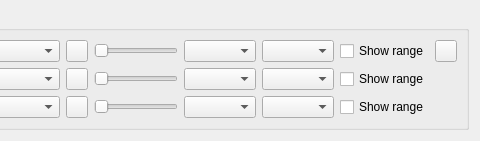
This is src/SettingsWidget.ui in ManiVaultStudio/DimensionsViewerPlugin as Qt 5 draws it before an edit; both pictures show x 621 to 1101 and y 0 to 141 of the 1101 by 141 pixel window. The edited form follows.
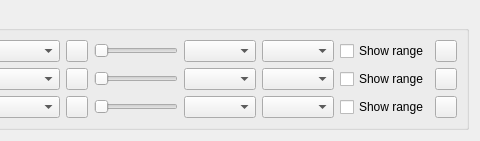
This is the edited form. Custom widgets are drawn as their Qt base class.

```diff
--- a/src/SettingsWidget.ui
+++ b/src/SettingsWidget.ui
@@ -290,6 +290,62 @@
           </property>
          </widget>
         </item>
+        <item row="2" column="10">
+         <widget class="QPushButton" name="channel2LockedPushButton">
+          <property name="sizePolicy">
+           <sizepolicy hsizetype="Fixed" vsizetype="Fixed">
+            <horstretch>0</horstretch>
+            <verstretch>0</verstretch>
+           </sizepolicy>
+          </property>
+          <property name="minimumSize">
+           <size>
+            <width>22</width>
+            <height>22</height>
+           </size>
+          </property>
+          <property name="maximumSize">
+           <size>
+            <width>22</width>
+            <height>22</height>
+           </size>
+          </property>
+          <property name="text">
+           <string/>
+          </property>
+          <property name="checkable">
+           <bool>true</bool>
+          </property>
+         </widget>
+        </item>
+        <item row="3" column="10">
+         <widget class="QPushButton" name="channel3LockedPushButton">
+          <property name="sizePolicy">
+           <sizepolicy hsizetype="Fixed" vsizetype="Fixed">
+            <horstretch>0</horstretch>
+            <verstretch>0</verstretch>
+           </sizepolicy>
+          </property>
+          <property name="minimumSize">
+           <size>
+            <width>22</width>
+            <height>22</height>
+           </size>
+          </property>
+          <property name="maximumSize">
+           <size>
+            <width>22</width>
+            <height>22</height>
+           </size>
+          </property>
+          <property name="text">
+           <string/>
+          </property>
+          <property name="checkable">
+           <bool>true</bool>
+          </property>
+         </widget>
+        </item>
        </layout>
       </item>
      </layout>
```
Left out of the diff: 2 changed lines with no effect on the pictures.
